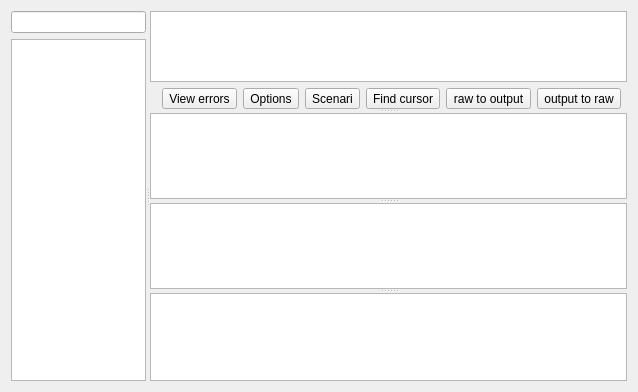
FreeHealth/freehealth, file plugins/padtoolsplugin/padwriter.ui: the form before one commit.
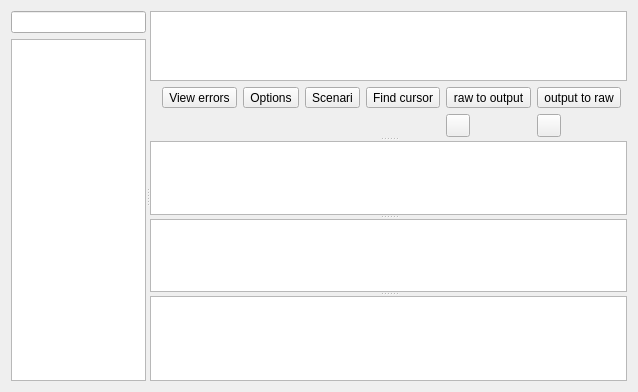
The form after the commit. Custom widgets are drawn as their Qt base class.

```diff
--- a/plugins/padtoolsplugin/padwriter.ui
+++ b/plugins/padtoolsplugin/padwriter.ui
@@ -123,6 +123,20 @@
            </property>
           </widget>
          </item>
+         <item row="3" column="6">
+          <widget class="QToolButton" name="nextBlock">
+           <property name="text">
+            <string/>
+           </property>
+          </widget>
+         </item>
+         <item row="3" column="7">
+          <widget class="QToolButton" name="prevBlock">
+           <property name="text">
+            <string/>
+           </property>
+          </widget>
+         </item>
         </layout>
        </widget>
        <widget class="PadTools::TokenOutputDocument" name="wysiwyg"/>
```
